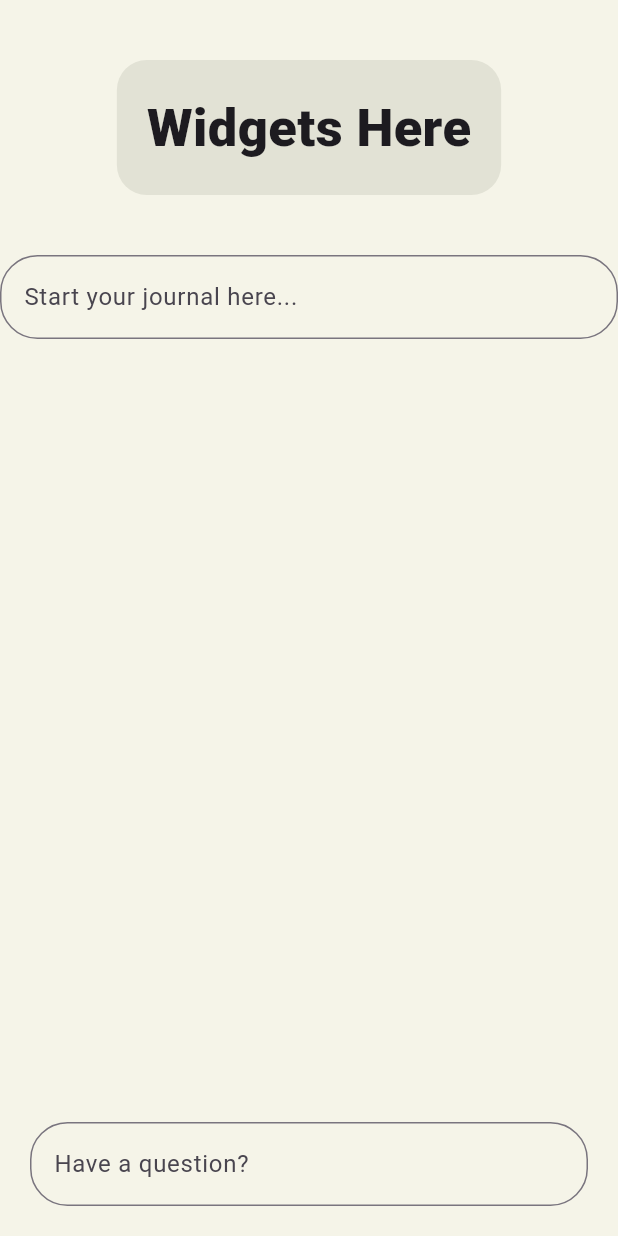
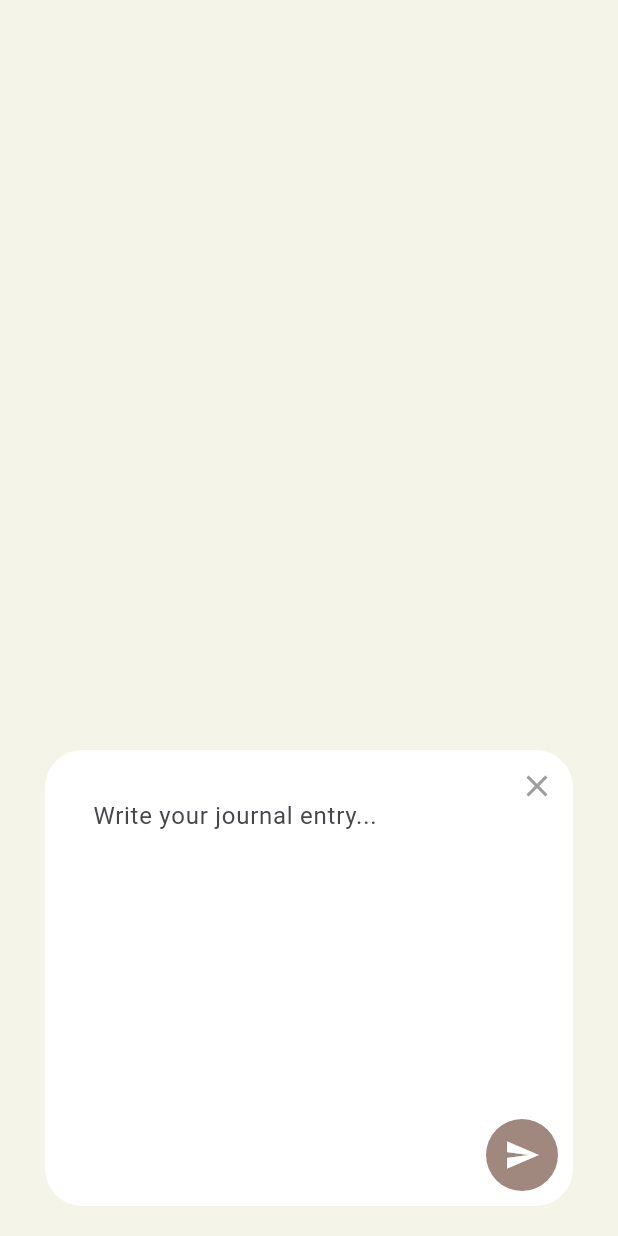
Before and after one commit to jeremykamber/winfo_ai_journaling_app, a Flutter app: the screen it shows after launch, on a phone screen of 412 x 824 dp. Run offline on Flutter 3.47's test engine with Material 3 defaults, Android fonts, the phone set to English and light mode, and no system bars; our stand-ins replace stacked, stacked_services, stacked_shared; missing offline and left inert: langchain, langchain_community, langchain_ollama.

Commit message:
feat: add CreateJournalEntrySheet model and integrate AI journaling assistant service

```diff
--- a/lib/app/app.bottomsheets.dart
+++ b/lib/app/app.bottomsheets.dart
@@ -7,10 +7,12 @@
 import 'package:stacked_services/stacked_services.dart';
 
 import 'app.locator.dart';
+import '../ui/bottom_sheets/create_journal_entry/create_journal_entry_sheet.dart';
 import '../ui/bottom_sheets/notice/notice_sheet.dart';
 
 enum BottomSheetType {
   notice,
+  createJournalEntry,
 }
 
 void setupBottomSheetUi() {
@@ -19,6 +21,8 @@ void setupBottomSheetUi() {
   final Map<BottomSheetType, SheetBuilder> builders = {
     BottomSheetType.notice: (context, request, completer) =>
         NoticeSheet(request: request, completer: completer),
+    BottomSheetType.createJournalEntry: (context, request, completer) =>
+        CreateJournalEntrySheet(request: request, completer: completer),
   };
 
   bottomsheetService.setCustomSheetBuilders(builders);
--- a/lib/app/app.locator.dart
+++ b/lib/app/app.locator.dart
@@ -10,6 +10,8 @@ import 'package:stacked_services/src/bottom_sheet/bottom_sheet_service.dart';
 import 'package:stacked_services/src/dialog/dialog_service.dart';
 import 'package:stacked_services/src/navigation/navigation_service.dart';
 import 'package:stacked_shared/stacked_shared.dart';
+
+import '../services/ai_journaling_assistant_service.dart';
 
 final locator = StackedLocator.instance;
 
@@ -25,4 +27,5 @@ Future<void> setupLocator({
   locator.registerLazySingleton(() => BottomSheetService());
   locator.registerLazySingleton(() => DialogService());
   locator.registerLazySingleton(() => NavigationService());
+  locator.registerLazySingleton(() => AiJournalingAssistantService());
 }
--- /dev/null
+++ b/lib/ui/bottom_sheets/create_journal_entry/create_journal_entry_sheet_model.dart
@@ -0,0 +1,3 @@
+import 'package:stacked/stacked.dart';
+
+class CreateJournalEntrySheetModel extends BaseViewModel {}
--- a/lib/ui/views/journaling/journaling_view.dart
+++ b/lib/ui/views/journaling/journaling_view.dart
@@ -1,6 +1,8 @@
 import 'package:flutter/material.dart';
 import 'package:stacked/stacked.dart';
+import 'package:winfo_ai_journaling_app/ui/widgets/common/ai_prompt_bar/ai_prompt_bar.dart';
 import 'package:winfo_ai_journaling_app/ui/widgets/common/langchain_testing/langchain_testing.dart';
+import 'package:winfo_ai_journaling_app/ui/widgets/common/message_bubble/message_bubble.dart';
 
 import 'journaling_viewmodel.dart';
 
@@ -20,48 +22,128 @@ class JournalingView extends StackedView<JournalingViewModel> {
           child: Column(
             mainAxisAlignment: MainAxisAlignment.spaceBetween,
             children: [
-              Container(
-                margin: const EdgeInsets.only(top: 40),
-                padding: const EdgeInsets.all(20),
+              if (viewModel.showChatPanel) ...[
+                Stack(
+                  children: [
+                    Padding(
+                      padding: const EdgeInsets.symmetric(horizontal: 30, vertical: 20),
+                      child: Container(
+                        padding: const EdgeInsets.symmetric(horizontal: 32, vertical: 24),
                         decoration: BoxDecoration(
-                  color: const Color(0xFFE2E2D5),
-                  borderRadius: BorderRadius.circular(20),
+                          color: Colors.white,
+                          borderRadius: BorderRadius.circular(25),
                         ),
-                child: const Text(
-                  'Widgets Here',
-                  style: TextStyle(
-                    fontSize: 35,
-                    fontWeight: FontWeight.w900,
+                        child: TextField(
+                          controller: viewModel.journalController,
+                          minLines: 10, // Increased minLines
+                          maxLines: 100, // Increased maxLines
+                          decoration: const InputDecoration(
+                            hintText: 'Write your journal entry...',
+                            border: InputBorder.none,
+                          ),
+                          style: const TextStyle(fontSize: 16),
                         ),
                       ),
                     ),
-              const SizedBox(height: 40),
-              Expanded(
-                child: TextField(
-                  obscureText: false,
-                  decoration: InputDecoration(
-                    fillColor: const Color(0xFFFFFFFF),
-                    hintText: 'Start your journal here...',
-                    border: OutlineInputBorder(
-                      borderRadius: BorderRadius.circular(25),
+                    Positioned(
+                      top: 20,
+                      right: 30,
+                      child: IconButton(
+                        icon: const Icon(Icons.clear, color: Colors.grey),
+                        onPressed: () {
+                          viewModel.clearJournalField();
+                        },
                       ),
                     ),
+                  ],
+                ),
+                Expanded(
+                  child: ListView.builder(
+                    itemCount: viewModel.messages.length,
+                    itemBuilder: (context, index) {
+                      final msg = viewModel.messages[index];
+                      return MessageBubble(
+                        message: msg['text'],
+                        isFromUser: !msg['isAi'],
+                        isAi: msg['isAi'],
+                      );
+                    },
                   ),
                 ),
                 Padding(
                   padding: const EdgeInsets.only(bottom: 20, right: 20, left: 20),
+                  child: AiPromptBar(onSend: (String text) => viewModel.askAI(viewModel.promptController.text)),
+                ),
+              ] else ...[
+                const SizedBox(height: 40),
+                Expanded(
+                  child: ListView.builder(
+                    itemCount: viewModel.messages.length,
+                    itemBuilder: (context, index) {
+                      final msg = viewModel.messages[index];
+                      return MessageBubble(
+                        message: msg['text'],
+                        isFromUser: !msg['isAi'],
+                        isAi: msg['isAi'],
+                      );
+                    },
+                  ),
+                ),
+                Stack(
+                  children: [
+                    Padding(
+                      padding: const EdgeInsets.symmetric(horizontal: 30, vertical: 20),
+                      child: Container(
+                        padding: const EdgeInsets.symmetric(horizontal: 32, vertical: 24),
+                        decoration: BoxDecoration(
+                          color: Colors.white,
+                          borderRadius: BorderRadius.circular(25),
+                        ),
                         child: TextField(
-                  obscureText: false,
-                  decoration: InputDecoration(
-                    fillColor: const Color(0xFF958E8E),
-                    hintText: 'Ask me anything!',
-                    hintStyle: const TextStyle(color: Color(0xFF958E8E)),
-                    labelText: 'Have a question?',
-                    border: OutlineInputBorder(
-                      borderRadius: BorderRadius.circular(25),
+                          controller: viewModel.journalController,
+                          minLines: 10, // Increased minLines
+                          maxLines: 100, // Increased maxLines
+                          decoration: const InputDecoration(
+                            hintText: 'Write your journal entry...',
+                            border: InputBorder.none,
+                          ),
+                          style: const TextStyle(fontSize: 16),
                         ),
                       ),
                     ),
+                    Positioned(
+                      bottom: 30,
+                      right: 40,
+                      child: Container(
+                        decoration: BoxDecoration(
+                          color: Colors.brown[300],
+                          shape: BoxShape.circle,
+                        ),
+                        child: IconButton(
+                          icon: const Icon(Icons.send, color: Colors.white),
+                          onPressed: () {
+                            viewModel.saveJournalEntry();
+                          },
+                        ),
+                      ),
+                    ),
+                    Positioned(
+                      top: 20,
+                      right: 30,
+                      child: IconButton(
+                        icon: const Icon(Icons.clear, color: Colors.grey),
+                        onPressed: () {
+                          viewModel.clearJournalField();
+                        },
+                      ),
+                    ),
+                  ],
+                ),
+              ],
+              if (viewModel.loadingState.isNotEmpty)
+                Padding(
+                  padding: const EdgeInsets.all(8.0),
+                  child: Text(viewModel.loadingState),
                 ),
             ],
           ),
--- /dev/null
+++ b/lib/ui/widgets/common/ai_prompt_bar/ai_prompt_bar_model.dart
@@ -0,0 +1,19 @@
+import 'package:stacked/stacked.dart';
+
+class AiPromptBarModel extends BaseViewModel {
+  bool _isExpanded = false;
+  bool get isExpanded => _isExpanded;
+
+  void toggleExpanded() {
+    _isExpanded = !_isExpanded;
+    notifyListeners();
+  }
+
+  Future<void> sendPrompt(String prompt, Function(String) onSend) async {
+    if (prompt.trim().isEmpty) return;
+
+    setBusy(true);
+    await onSend(prompt);
+    setBusy(false);
+  }
+}
--- a/lib/ui/widgets/common/langchain_testing/journal_entries.txt
+++ b/lib/ui/widgets/common/langchain_testing/journal_entries.txt
@@ -18,3 +18,15 @@ Productive-ish Sunday? Cleaned the bathroom (gross), baked banana bread (burnt),
 
 [DATE: 2024-03-25]
 Rain all day. Worked from the café down the street. Barista remembered my order—does that mean I’m here too often? Ran into Alex, an old college friend. We awkwardly hugged and promised to “catch up soon.” Spoiler: we won’t. Watched a documentary about octopuses. Existential crisis: they’re smarter than me. Ended the day scribbling bad poetry in this journal. Maybe tomorrow I’ll buy a plant. Or another candle.
+
+[DATE: 2025-01-25T18:11:43.092539]
+Hi! This is a test journal entry thing, don’t know exactly how this works.
+
+[DATE: 2025-01-25T18:23:31.826793]
+This is a journal entry!!!!
+
+[DATE: 2025-01-25T18:28:01.450197]
+This is a journal entry!!!!
+
+[DATE: 2025-01-25T18:37:39.096950]
+I love my dog… I never realized that, but it’s true.
--- a/lib/ui/widgets/common/langchain_testing/langchain_testing.dart
+++ b/lib/ui/widgets/common/langchain_testing/langchain_testing.dart
@@ -27,7 +27,8 @@ class LangchainTesting extends StackedView<LangchainTestingModel> {
               ElevatedButton(
                 onPressed: () {
                   debugPrint(viewModel.inputController.text);
-                  viewModel.invokeLLM(viewModel.inputController.text, viewModel.chatHistory);
+                  viewModel.invokeLLM(
+                      viewModel.inputController.text, viewModel.chatHistory);
                 },
                 child: Text('Invoke LLM'),
               ),
@@ -45,6 +46,5 @@ class LangchainTesting extends StackedView<LangchainTestingModel> {
     final viewModel = LangchainTestingModel();
     viewModel.initialize();
     return viewModel;
-
   }
 }
```
Also changed, not shown: lib/app/app.dart (+6 -2 lines), lib/services/ai_journaling_assistant_service.dart (added, +144 -0 lines), lib/ui/bottom_sheets/create_journal_entry/create_journal_entry_sheet.dart (added, +60 -0 lines), lib/ui/views/journaling/journaling_viewmodel.dart (+82 -0 lines), lib/ui/widgets/common/ai_prompt_bar/ai_prompt_bar.dart (added, +103 -0 lines), lib/ui/widgets/common/langchain_testing/langchain_testing_model.dart (+4 -3 lines), lib/ui/widgets/common/message_bubble/message_bubble.dart (added, +59 -0 lines), 5 other files. Lines whose indentation alone changed are shown as unchanged.
